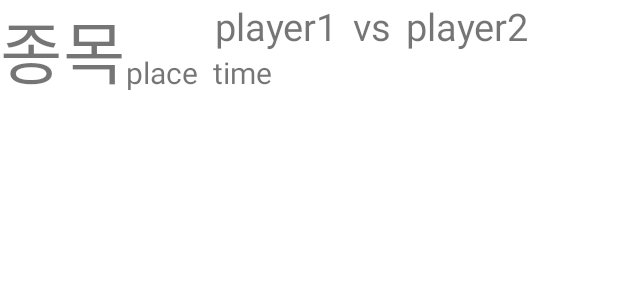
After one commit to iou-bohun/Hackathon_project, an Android app: the layout listview_item.xml on its own in the app's theme, with its tools: preview values and no code run, on a phone screen of 412 x 824 dp. The commit adds this screen. Shown: the top 300 px of the screen. Run offline under Robolectric (Android 15) with nearby library versions, the phone set to English and light mode, and no system bars.

Commit message:
list view, db
db에 match 정보 저장하고 db에서 정보 가져와서 list view로 보여줌

```diff
--- /dev/null
+++ b/app/src/main/res/layout/listview_item.xml
@@ -0,0 +1,68 @@
+<?xml version="1.0" encoding="utf-8"?>
+<LinearLayout xmlns:android="http://schemas.android.com/apk/res/android"
+    android:layout_width="match_parent"
+    android:layout_height="60dp"
+    android:orientation="horizontal">
+
+    <TextView
+        android:id="@+id/event"
+        android:layout_width="wrap_content"
+        android:layout_height="wrap_content"
+        android:gravity="center"
+        android:layout_gravity="center"
+        android:textSize="45dp"
+        android:text="종목"/>
+
+    <LinearLayout
+        android:layout_width="match_parent"
+        android:layout_height="wrap_content"
+        android:orientation="vertical">
+
+        <LinearLayout
+            android:layout_width="match_parent"
+            android:layout_height="wrap_content"
+            android:gravity="center">
+
+            <TextView
+                android:id="@+id/player1"
+                android:layout_width="wrap_content"
+                android:layout_height="wrap_content"
+                android:textSize="25dp"
+                android:text="player1"/>
+            <TextView
+                android:layout_width="wrap_content"
+                android:layout_height="wrap_content"
+                android:textSize="25dp"
+                android:text="vs"
+                android:paddingHorizontal="10dp"/>
+
+            <TextView
+                android:id="@+id/player2"
+                android:layout_width="wrap_content"
+                android:layout_height="wrap_content"
+                android:textSize="25dp"
+                android:text="player2"/>
+        </LinearLayout>
+
+        <LinearLayout
+            android:layout_width="wrap_content"
+            android:layout_height="wrap_content">
+
+            <TextView
+                android:id="@+id/place"
+                android:layout_width="wrap_content"
+                android:layout_height="wrap_content"
+                android:textSize="20dp"
+                android:text="place"
+                android:paddingRight="10dp"/>
+            <TextView
+                android:id="@+id/time"
+                android:layout_width="wrap_content"
+                android:layout_height="wrap_content"
+                android:textSize="20dp"
+                android:text="time"/>
+        </LinearLayout>
+
+    </LinearLayout>
+
+</LinearLayout>
```
Also changed, not shown: app/build.gradle (+16 -0 lines), app/src/main/java/kr/ac/jbnu/se/hackathon_project/ListViewAdapter.java (added, +77 -0 lines), app/src/main/java/kr/ac/jbnu/se/hackathon_project/MainActivity.java (+51 -16 lines), app/src/main/java/kr/ac/jbnu/se/hackathon_project/MatchData.java (added, +52 -0 lines), build.gradle (+6 -1 lines), 2 other files.
